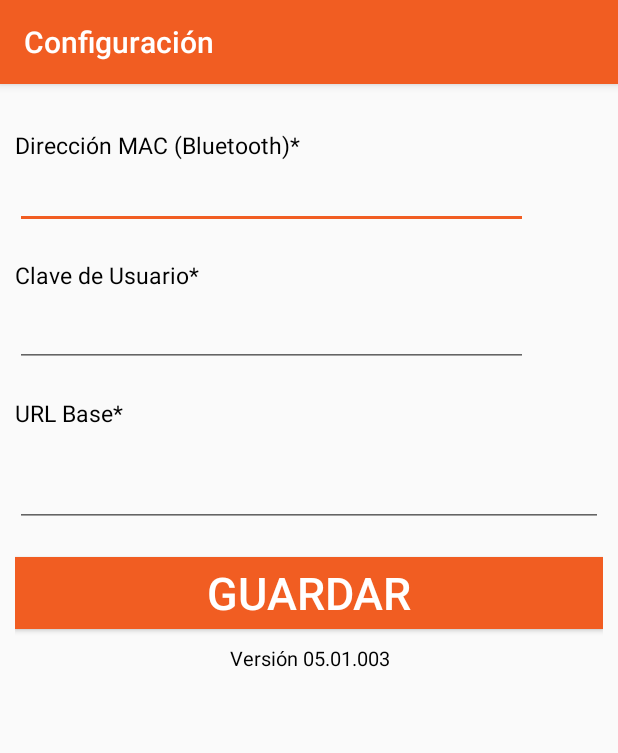
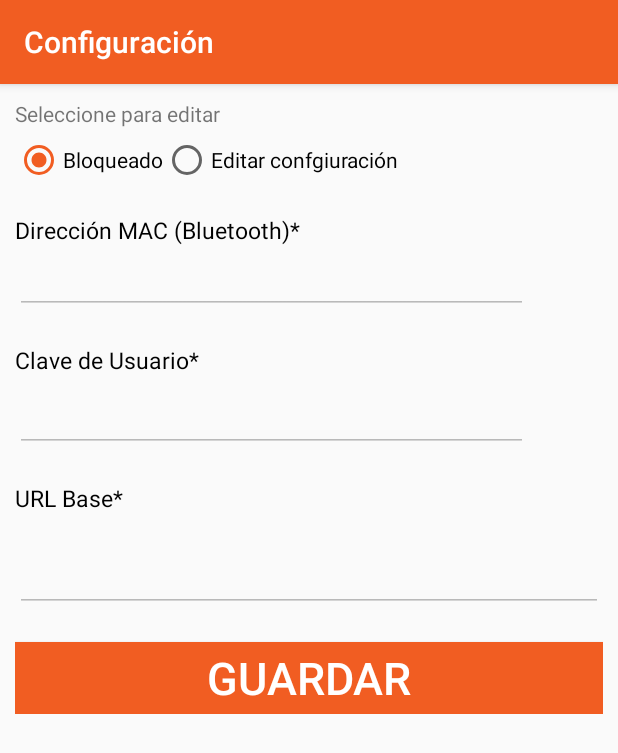
Before and after one commit to adanch22/OperGOBImpresora, an Android app: the screen it shows after launch (OptionsActivity), in the options menu, after a tap on "Configuración", on a phone screen of 412 x 824 dp. Shown: the top 753 px of the screen. Run offline under Robolectric (Android 15) with nearby library versions, the phone set to English and light mode, and no system bars; libraries missing offline, so code that uses them is left out: com.zebra.sdk.

Commit message:
OperGoBImpresora 1.0.0.9 Escritorio

```diff
--- a/app/src/main/java/com/example/opergobimpresora/MainActivity.java
+++ b/app/src/main/java/com/example/opergobimpresora/MainActivity.java
@@ -28,6 +28,7 @@ import com.zebra.sdk.printer.ZebraPrinter;
 import com.zebra.sdk.printer.ZebraPrinterFactory;
 import com.zebra.sdk.printer.ZebraPrinterLanguageUnknownException;
 
+import java.io.BufferedInputStream;
 import java.io.BufferedReader;
 import java.io.FileInputStream;
 import java.io.FileNotFoundException;
@@ -35,6 +36,7 @@ import java.io.IOException;
 import java.io.InputStream;
 import java.io.InputStreamReader;
 import java.io.UnsupportedEncodingException;
+import java.net.HttpURLConnection;
 import java.net.MalformedURLException;
 import java.net.URL;
 import java.net.URLConnection;
@@ -51,6 +53,7 @@ public class MainActivity extends AppCompatActivity {
 
     private Integer TipoTicket = 0;
     public String URL = "", URLBASE="";
+
     private String claveUsuarioTexto;
 
     private SharedPreferences myPreferences;
@@ -276,7 +279,7 @@ public class MainActivity extends AppCompatActivity {
                 setStatus(friendlyName, Color.MAGENTA);
                 DemoSleeper.sleep(500);
             }
-        } catch (ConnectionException e) {
+        } catch (ConnectionException | IOException e) {
             setStatus(e.getMessage(), Color.RED);
         } finally {
             disconnect();
@@ -284,15 +287,32 @@ public class MainActivity extends AppCompatActivity {
     }
 
 
-    private byte[] getConfigLabel() {
+    private byte[] getConfigLabel() throws IOException {
         PrinterLanguage printerLanguage = printer.getPrinterControlLanguage();
 
         byte[] configLabel = null;
 
         if (printerLanguage == PrinterLanguage.ZPL) {
             //String texto = "^XA^FO17,15^ADN, 11, 12^FD VACIO...^FS^XZ";
-            String lectura = "";//"^XA^FO15,15^ADN, 10, 10^FD ERROR DE LECTURA(M.INTERNA)...^FS^XZ";
+            String lectura = "^XA^FO15,15^ADN, 10, 10^FD ERROR DE LECTURA(M.INTERNA)...^FS^XZ";
 
+            /*TipoTicket = getTipoAppFieldText();
+            URLBASE = getURLBaseFieldText();
+            String UrlBaseString = URLBASE.replace(" ", "");
+            if (URLBASE.length() == 0){
+                URL = "http://138.122.99.182/TenaSD.NetEnvironment/CodeZPL/"+ getClaveUsuarioFieldText()+"/ImprimirCUC.txt";
+            }else{
+                URL = URLBASE +"CodeZPL/" + getClaveUsuarioFieldText()+"/ImprimirCUC.txt";
+            }
+            URL = "http://201.131.20.44/Prueba_Reynosa/TenaSD/CodeZPL/ACHAVEZ/ImprimirCUC.txt";
+            URL urlTenaSD = new URL(URL);
+            HttpURLConnection urlConnection = (HttpURLConnection) urlTenaSD.openConnection();
+            try {
+                InputStream in = new BufferedInputStream(urlConnection.getInputStream());
+                lectura =  readStream(in);
+            } finally {
+                urlConnection.disconnect();
+            }*/
             try {
                 //URLConnection conn = new URL("http://138.122.99.182/TenaSD.NetEnvironment/CodeZPL/JLCASTIL/ImprimirCUC.txt").openConnection();
                 TipoTicket = getTipoAppFieldText();
@@ -301,34 +321,22 @@ public class MainActivity extends AppCompatActivity {
                 if (URLBASE.length() == 0){
                     URL = "http://138.122.99.182/TenaSD.NetEnvironment/CodeZPL/"+ getClaveUsuarioFieldText()+"/ImprimirCUC.txt";
                 }else{
-                    URL = URLBASE +"/CodeZPL/" + getClaveUsuarioFieldText()+"/ImprimirCUC.txt";
+                    URL = URLBASE +"CodeZPL/" + getClaveUsuarioFieldText()+"/ImprimirCUC.txt";
+
                 }
-                /*if (TipoTicket == 1){
-                    if (URLBASE.length() == 0){
-                        URL = "http://138.122.99.182/TenaSD.NetEnvironment/CodeZPL/"+ getClaveUsuarioFieldText()+"/ImprimirCUC.txt";
-                        //URL = "http://201.131.20.44/Prueba_Reynosa/TenaSD/CodeZPL/"+ getClaveUsuarioFieldText()+"/ImprimirCUC.txt";
-                    }else{
-                        URL = URLBASE +"TenaSD/CodeZPL/" + getClaveUsuarioFieldText()+"/ImprimirCUC.txt";
-                    }
-
-                }else if(TipoTicket == 2){
-                    if (URLBASE.length() == 0){
-                        //URL = "http://201.131.20.44/Prueba_Reynosa/MTMovil/CodeZPL/"+ getClaveUsuarioFieldText()+"/ImprimirCUC.txt";
-                    }else{
-                        URL = URLBASE + "MTMovil/CodeZPL/"+ getClaveUsuarioFieldText() + "/ImprimirCUC.txt";
-                    }
-                }*/
-
+                URL urlTenaSD = new URL(URL);
                 URLConnection conn = new URL(URL).openConnection();
                 InputStream in = conn.getInputStream();
                 lectura = readStream(in);
             } catch (MalformedURLException e) {
                 Log.w("", "MALFORMED URL EXCEPTION");
-                lectura = "^XA^PON^PW400^MNN^LL200^LH0,0^CF0,20^FO30,30^FR^FD"+"Error de lectura en ticket..." + "^FS^LL30^XZ";
+                //lectura = "^XA^PON^PW400^MNN^LL200^LH0,0^CF0,20^FO30,30^FR^FD"+"Error de lectura en ticket, favor de revisar conexión" + "^FS^LL30^XZ";
+                lectura = "^XA^PON^PW400^MNN^LL200^LH0,0^CF0,20^FO30,30^FR^FD"+ URL+ "^FS^LL30^XZ";
             } catch (IOException e) {
                 Log.w(e.getMessage(), e);
                 //lectura = "^XA^PON^PW400^MNN^LL%d^LH0,0^FO30,30^FR^FDError de Lectura..^FS^LL30^XZ";
-                lectura = "^XA^PON^PW400^MNN^LL200^LH0,0^CF0,20^FO30,30^FR^FD"+"Error de lectura en ticket..."  + "^FS^LL30^XZ";
+                //lectura = "^XA^PON^PW400^MNN^LL200^LH0,0^CF0,20^FO30,30^FR^FD"+"Error de lectura en ticket, favor de revisar conexión" + "^FS^LL30^XZ";
+                lectura = "^XA^PON^PW400^MNN^LL200^LH0,0^CF0,20^FO30,30^FR^FD"+ URL+ "^FS^LL30^XZ";
             }
 /*
             FileInputStream fileInputStream = null;
--- a/app/src/main/java/com/example/opergobimpresora/OptionsActivity.java
+++ b/app/src/main/java/com/example/opergobimpresora/OptionsActivity.java
@@ -20,6 +20,9 @@ public class OptionsActivity extends AppCompatActivity {
     //private RadioButton ComercioRadio, MultaRadio;
     private String StringinMac, StringinUsuario, StringinURL;
     //private int TipoTicket=0;
+    private RadioButton btRadioButton;
+    private  RadioButton btRadioButton2;
+
 
     @Override
     protected void onCreate(Bundle savedInstanceState) {
@@ -33,6 +36,43 @@ public class OptionsActivity extends AppCompatActivity {
         inUsuario = (EditText) findViewById(R.id.InUsuario);
         //ComercioRadio = (RadioButton) findViewById(R.id.inComercioRadio);
         //MultaRadio = (RadioButton) findViewById(R.id.inTransitoRadio);
+
+        btRadioButton = (RadioButton) this.findViewById(R.id.Disabled);
+        btRadioButton2 = (RadioButton) this.findViewById(R.id.Enabled);
+        RadioGroup radioGroup = (RadioGroup) this.findViewById(R.id.radioGroup2);
+        btRadioButton.setChecked(true);
+        if (btRadioButton.isChecked() == true) {
+            inMac.setEnabled(false);
+            inURL.setEnabled(false);
+            inUsuario.setEnabled(false);
+        } else {
+            inMac.setEnabled(true);
+            inURL.setEnabled(true);
+            inUsuario.setEnabled(true);
+            //toggleEditField(macAddress, false);
+        }
+
+
+        radioGroup.setOnCheckedChangeListener(new RadioGroup.OnCheckedChangeListener() {
+
+            public void onCheckedChanged(RadioGroup group, int checkedId) {
+                if (checkedId == R.id.Enabled) {
+                    if (btRadioButton.isChecked() == true) {
+                        inMac.setEnabled(false);
+                        inURL.setEnabled(false);
+                        inUsuario.setEnabled(false);
+                    } else {
+                        inMac.setEnabled(true);
+                        inURL.setEnabled(true);
+                        inUsuario.setEnabled(true);
+                        //toggleEditField(macAddress, false);
+                    }
+
+                } else {
+                    //  toggleEditField(macAddress, false);
+                }
+            }
+        });
 
         SharedPreferences myPreferences = PreferenceManager.getDefaultSharedPreferences(getApplicationContext());
         SharedPreferences.Editor myEditor = myPreferences.edit();
--- a/app/src/main/res/layout/activity_options.xml
+++ b/app/src/main/res/layout/activity_options.xml
@@ -10,6 +10,7 @@
         android:layout_width="match_parent"
         android:layout_height="match_parent"
         android:orientation="vertical">
+
 
         <LinearLayout
             android:layout_width="match_parent"
@@ -30,8 +31,44 @@
                 android:textStyle="bold"
                 android:gravity="center_horizontal"
                 android:text="Configuración"/>
+
 -->
+            <LinearLayout
+                android:layout_width="match_parent"
+                android:layout_height="wrap_content"
+                android:orientation="vertical">
 
+                <TextView
+                    android:layout_width="match_parent"
+                    android:layout_height="wrap_content"
+                    android:text="Seleccione para editar">
+
+                </TextView>
+                <RadioGroup
+                    android:layout_width="fill_parent"
+                    android:layout_height="wrap_content"
+                    android:id="@+id/radioGroup2"
+                    android:layout_below="@id/statusText"
+                    android:layout_marginTop="5dp"
+                    android:layout_gravity="center_horizontal"
+                    android:gravity="left"
+                    android:orientation="horizontal">
+                    <RadioButton
+                        android:id="@+id/Disabled"
+                        android:layout_height="wrap_content"
+                        android:layout_width="wrap_content"
+                        android:textSize="14dp"
+                        android:text="Bloqueado" />
+                    <RadioButton
+                        android:id="@+id/Enabled"
+                        android:layout_height="wrap_content"
+                        android:layout_width="wrap_content"
+                        android:textSize="14dp"
+                        android:text="Editar confgiuración" />
+
+                </RadioGroup>
+
+            </LinearLayout>
             <TextView
                 android:id="@+id/macAddressText"
                 android:layout_width="match_parent"
@@ -136,15 +173,15 @@
                 android:textSize="30dp"
                 android:text="Guardar"/>
 
-            <TextView
+           <!-- <TextView
                 android:layout_width="match_parent"
                 android:layout_height="wrap_content"
                 android:layout_gravity="center_horizontal"
                 android:gravity="center_horizontal"
                 android:layout_marginTop="10dp"
-                android:text="Versión 05.01.003"
+                android:text="@string/versi_n_05_01_003"
                 android:textSize="13dp"
-                android:textColor="@color/colorBlack"/>
+                android:textColor="@color/colorBlack"/>-->
         </LinearLayout>
 
     </ScrollView>
--- a/app/src/main/res/values/strings.xml
+++ b/app/src/main/res/values/strings.xml
@@ -3,5 +3,6 @@
     <string name="action_settings">Configuración</string>
     <string name="app_name_opction">Configuración</string>
     <string name="app_name_main">Impresión</string>
-    <string name="action_test"> Test(Impresora Nueva) </string>
+    <string name="action_test"> Test(Impresora) </string>
+    <string name="versi_n_05_01_003">Versión 05.01.003</string>
 </resources>
--- a/build.gradle
+++ b/build.gradle
@@ -7,7 +7,7 @@ buildscript {
 
     }
     dependencies {
-        classpath 'com.android.tools.build:gradle:3.5.3'
+        classpath 'com.android.tools.build:gradle:3.6.0'
 
         // NOTE: Do not place your application dependencies here; they belong
         // in the individual module build.gradle files
```
Also changed, not shown: app/src/main/res/layout/activity_connectivity.xml (+16 -1 lines), gradle/wrapper/gradle-wrapper.properties.
